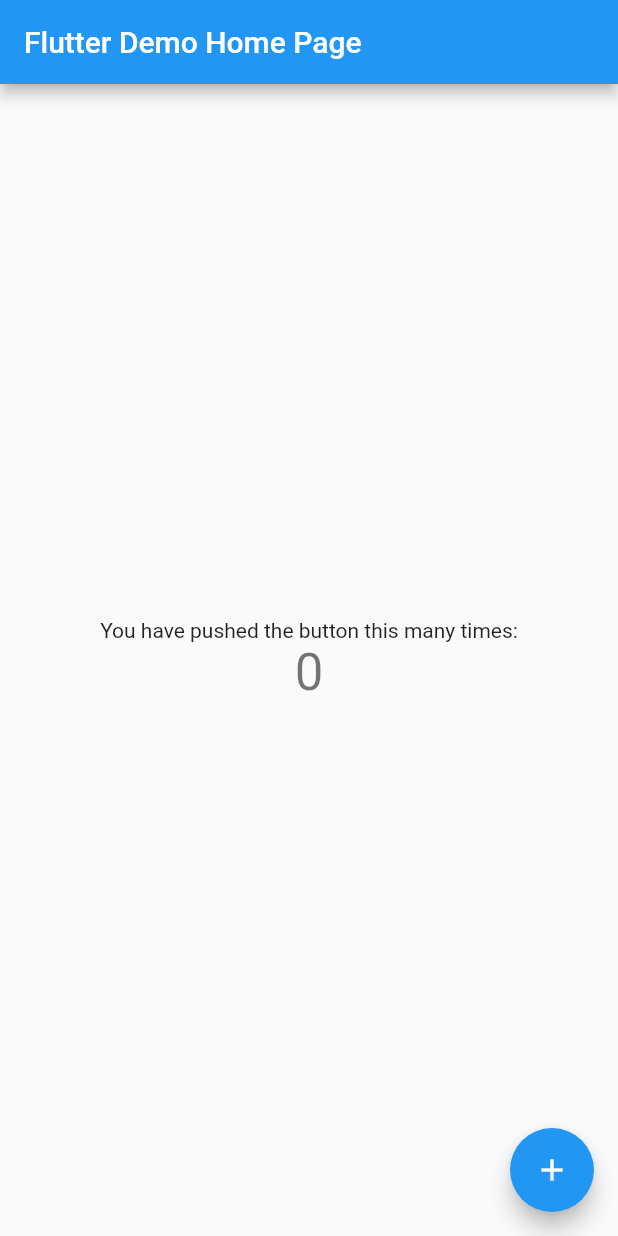
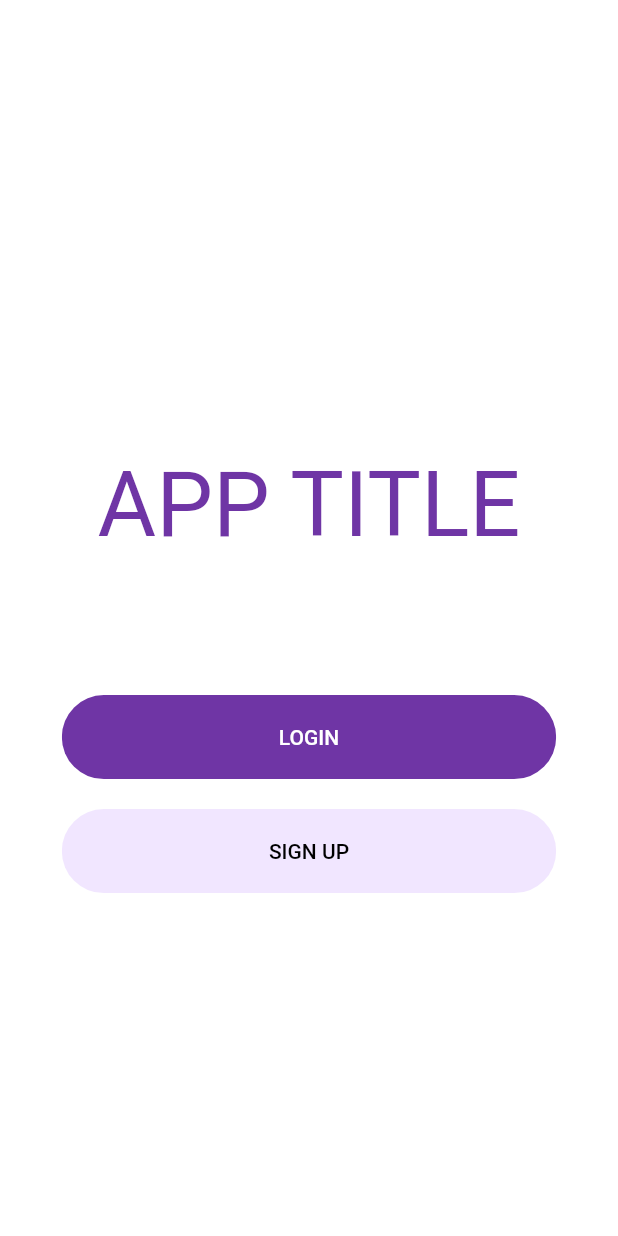
Before and after one commit to LaggeR2204/Flutter_Mobile_SE346.L21, a Flutter app: the screen it shows after launch, on a phone screen of 412 x 824 dp. Run offline on Flutter 3.47's test engine with Material 2 defaults, Android fonts, the phone set to English and light mode, and no system bars.

Commit message:
Login and sign up UI

```diff
--- /dev/null
+++ b/flutter_app/lib/Screens/Welcome/Welcome.dart
@@ -0,0 +1,11 @@
+import 'package:flutter/material.dart';
+import 'package:flutter_app/Screens/Welcome/components/body.dart';
+
+class WelcomeScreen extends StatelessWidget {
+  @override
+  Widget build(BuildContext context) {
+    return Scaffold(
+      body: Body(),
+    );
+  }
+}
--- /dev/null
+++ b/flutter_app/lib/Screens/Welcome/components/body.dart
@@ -0,0 +1,60 @@
+import 'package:flutter/material.dart';
+import 'package:flutter_app/Screens/Login/Login.dart';
+import 'package:flutter_app/Screens/Signup/SignUp.dart';
+import 'package:flutter_app/components/RoundedButton.dart';
+import 'package:flutter_app/constants.dart';
+
+class Body extends StatelessWidget {
+  @override
+  Widget build(BuildContext context) {
+    Size size = MediaQuery.of(context).size;
+
+    return Container(
+      height: size.height,
+      width: double.infinity,
+      child: Stack(
+        alignment: Alignment.center,
+        children: <Widget>[
+            SingleChildScrollView(
+              child: Column(
+                mainAxisAlignment: MainAxisAlignment.center,
+                children: <Widget>[
+                  SizedBox(height: size.height * 0.1),
+                  Text("APP TITLE", style: TextStyle(fontSize: 60, color: appPrimaryColor),),
+                  SizedBox(height: size.height * 0.1),
+                  RoundedButton(
+                      text: "LOGIN",
+                      press: () {
+                        Navigator.push(
+                          context,
+                          MaterialPageRoute(
+                            builder: (context) {
+                              return LoginScreen();
+                            },
+                          ),
+                        );
+                      },
+                    ),
+                    RoundedButton(
+                      text: "SIGN UP",
+                      color: appPrimaryLightColor,
+                      textColor: Colors.black,
+                      press: () {
+                        Navigator.push(
+                          context,
+                          MaterialPageRoute(
+                            builder: (context) {
+                              return SignUpScreen();
+                            },
+                          ),
+                        );
+                      },
+                    ),
+                ],
+              ),
+            ),
+        ],
+      ),
+    );
+  }
+}
--- /dev/null
+++ b/flutter_app/lib/components/RoundedButton.dart
@@ -0,0 +1,36 @@
+import 'package:flutter/material.dart';
+import 'package:flutter_app/constants.dart';
+
+class RoundedButton extends StatelessWidget {
+  final String text;
+  final Function press;
+  final Color color, textColor;
+  const RoundedButton({
+    Key key,
+    this.text,
+    this.press,
+    this.color = appPrimaryColor,
+    this.textColor = Colors.white,
+  }) : super(key: key);
+
+  @override
+  Widget build(BuildContext context) {
+    Size size = MediaQuery.of(context).size;
+    return Container(
+      margin: EdgeInsets.symmetric(vertical: 10),
+      width: size.width * 0.8,
+      child: ClipRRect(
+        borderRadius: BorderRadius.circular(29),
+        child: FlatButton(
+          padding: EdgeInsets.symmetric(vertical: 20, horizontal: 40),
+          color: color,
+          onPressed: press,
+          child: Text(
+            text,
+            style: TextStyle(color: textColor),
+          ),
+        ),
+      ),
+    );
+  }
+}
--- /dev/null
+++ b/flutter_app/lib/constants.dart
@@ -0,0 +1,4 @@
+import 'package:flutter/material.dart';
+
+const appPrimaryColor = Color(0xFF6F35A5);
+const appPrimaryLightColor = Color(0xFFF1E6FF);
--- a/flutter_app/lib/main.dart
+++ b/flutter_app/lib/main.dart
@@ -1,113 +1,20 @@
 import 'package:flutter/material.dart';
+import 'package:flutter_app/Screens/Welcome/Welcome.dart';
+import 'package:flutter_app/constants.dart';
 
-void main() {
-  runApp(MyApp());
-}
+void main() => runApp(MyApp());
 
 class MyApp extends StatelessWidget {
-  // This widget is the root of your application.
   @override
   Widget build(BuildContext context) {
     return MaterialApp(
+      debugShowCheckedModeBanner: false,
       title: 'Flutter Demo',
       theme: ThemeData(
-        // This is the theme of your application.
-        //
-        // Try running your application with "flutter run". You'll see the
-        // application has a blue toolbar. Then, without quitting the app, try
-        // changing the primarySwatch below to Colors.green and then invoke
-        // "hot reload" (press "r" in the console where you ran "flutter run",
-        // or simply save your changes to "hot reload" in a Flutter IDE).
-        // Notice that the counter didn't reset back to zero; the application
-        // is not restarted.
-        primarySwatch: Colors.blue,
+        primaryColor: appPrimaryColor,
+        scaffoldBackgroundColor: Colors.white,
       ),
-      home: MyHomePage(title: 'Flutter Demo Home Page'),
+      home: WelcomeScreen(),
     );
   }
 }
-
-class MyHomePage extends StatefulWidget {
-  MyHomePage({Key key, this.title}) : super(key: key);
-
-  // This widget is the home page of your application. It is stateful, meaning
-  // that it has a State object (defined below) that contains fields that affect
-  // how it looks.
-
-  // This class is the configuration for the state. It holds the values (in this
-  // case the title) provided by the parent (in this case the App widget) and
-  // used by the build method of the State. Fields in a Widget subclass are
-  // always marked "final".
-
-  final String title;
-
-  @override
-  _MyHomePageState createState() => _MyHomePageState();
-}
-
-class _MyHomePageState extends State<MyHomePage> {
-  int _counter = 0;
-
-  void _incrementCounter() {
-    setState(() {
-      // This call to setState tells the Flutter framework that something has
-      // changed in this State, which causes it to rerun the build method below
-      // so that the display can reflect the updated values. If we changed
-      // _counter without calling setState(), then the build method would not be
-      // called again, and so nothing would appear to happen.
-      _counter++;
-    });
-  }
-
-  @override
-  Widget build(BuildContext context) {
-    // This method is rerun every time setState is called, for instance as done
-    // by the _incrementCounter method above.
-    //
-    // The Flutter framework has been optimized to make rerunning build methods
-    // fast, so that you can just rebuild anything that needs updating rather
-    // than having to individually change instances of widgets.
-    return Scaffold(
-      appBar: AppBar(
-        // Here we take the value from the MyHomePage object that was created by
-        // the App.build method, and use it to set our appbar title.
-        title: Text(widget.title),
-      ),
-      body: Center(
-        // Center is a layout widget. It takes a single child and positions it
-        // in the middle of the parent.
-        child: Column(
-          // Column is also a layout widget. It takes a list of children and
-          // arranges them vertically. By default, it sizes itself to fit its
-          // children horizontally, and tries to be as tall as its parent.
-          //
-          // Invoke "debug painting" (press "p" in the console, choose the
-          // "Toggle Debug Paint" action from the Flutter Inspector in Android
-          // Studio, or the "Toggle Debug Paint" command in Visual Studio Code)
-          // to see the wireframe for each widget.
-          //
-          // Column has various properties to control how it sizes itself and
-          // how it positions its children. Here we use mainAxisAlignment to
-          // center the children vertically; the main axis here is the vertical
-          // axis because Columns are vertical (the cross axis would be
-          // horizontal).
-          mainAxisAlignment: MainAxisAlignment.center,
-          children: <Widget>[
-            Text(
-              'You have pushed the button this many times:',
-            ),
-            Text(
-              '$_counter',
-              style: Theme.of(context).textTheme.headline4,
-            ),
-          ],
-        ),
-      ),
-      floatingActionButton: FloatingActionButton(
-        onPressed: _incrementCounter,
-        tooltip: 'Increment',
-        child: Icon(Icons.add),
-      ), // This trailing comma makes auto-formatting nicer for build methods.
-    );
-  }
-}
```
Also changed, not shown: flutter_app/lib/Screens/Login/Login.dart (added, +11 -0 lines), flutter_app/lib/Screens/Login/components/body.dart (added, +113 -0 lines), flutter_app/lib/Screens/Signup/SignUp.dart (added, +11 -0 lines), flutter_app/lib/Screens/Signup/components/body.dart (added, +115 -0 lines), flutter_app/lib/components/RoundedPasswordFeild.dart (added, +56 -0 lines), flutter_app/lib/components/RoundedTextField.dart (added, +33 -0 lines), flutter_app/lib/components/TextFieldContainer.dart (added, +26 -0 lines), flutter_app/pubspec.yaml (+4 -3 lines), flutter_app/pubspec.lock, 1 other file.
